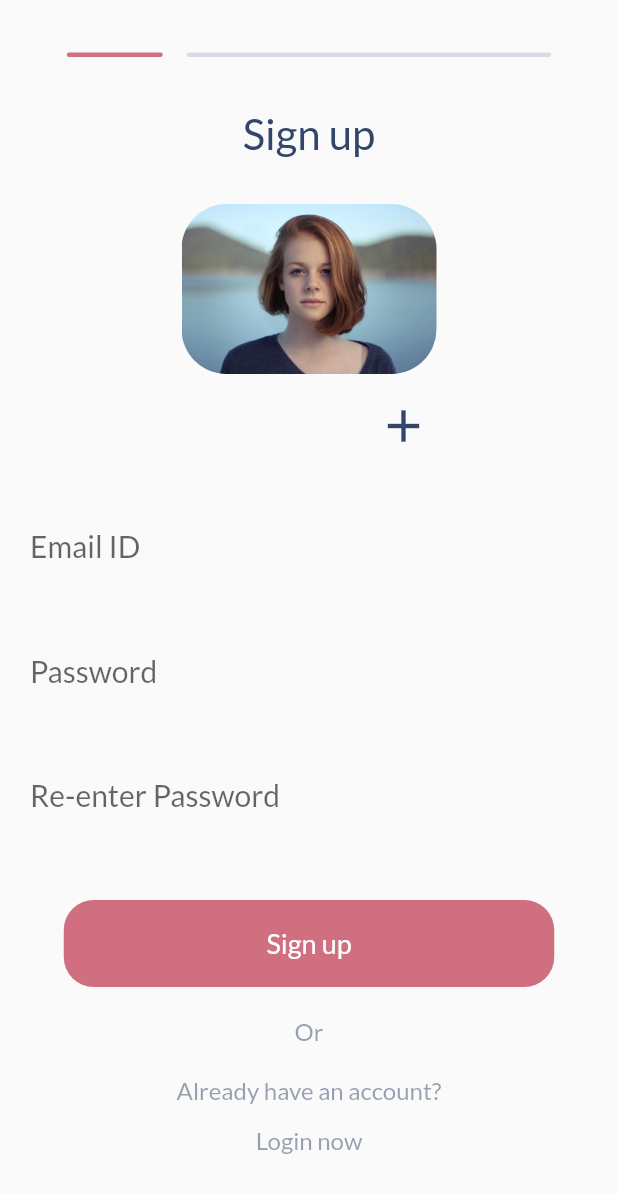
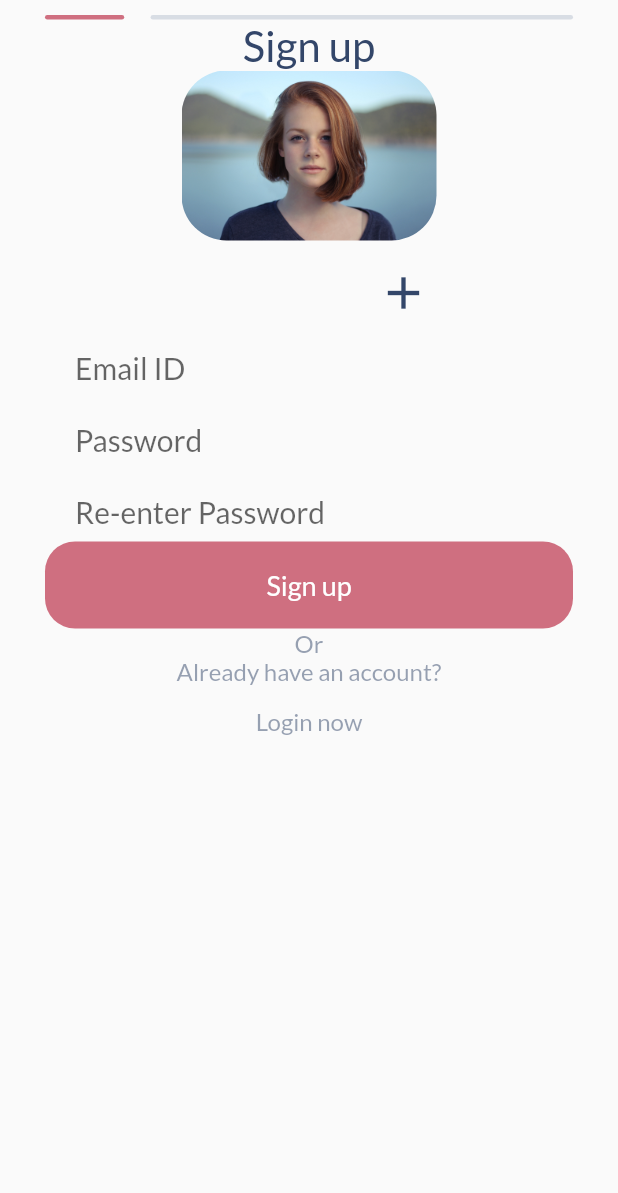
Before and after one commit to Adilayyoob/vigour, a Flutter app: the SignUpScreen screen opened by its route, on a phone screen of 412 x 824 dp. Shown: the top 1193 px of the screen. Run offline on Flutter 3.47's test engine with Material 2 defaults, Android fonts, the phone set to English and light mode, and no system bars; our stand-ins replace cloud_firestore, firebase_auth, firebase_core, firebase_storage, flutter_svg, font_awesome_flutter and 2 more; missing offline and left inert: neumorphic_container; accounts and stored records are empty; network calls fail.

Commit message:
18/01/2022

```diff
--- a/lib/presentation/components/buttonSpecial.dart
+++ b/lib/presentation/components/buttonSpecial.dart
@@ -21,7 +21,7 @@ class _ButtonSpecialState extends State<ButtonSpecial> {
     {
     return Container(
       height: 58,
-      width: 327,
+      width: MediaQuery.of(context).size.width,
       decoration: BoxDecoration(
           borderRadius: BorderRadius.circular(20), color: Theme.of(context).primaryColorDark),
       child: TextButton(
@@ -41,7 +41,7 @@ class _ButtonSpecialState extends State<ButtonSpecial> {
    else{
      return NeumorphicContainer(
       height: 58,
-      width: 327,
+      width:  MediaQuery.of(context).size.width,
       borderRadius: 20,
       primaryColor: Theme.of(context).primaryColor,
       child: TextButton(
--- a/lib/presentation/components/chatCard.dart
+++ b/lib/presentation/components/chatCard.dart
@@ -48,6 +48,7 @@ class ChatCard extends StatelessWidget {
                 child: SizedBox(
                   height: 140,
                   child: ListView(
+                    primary: false,
                     padding: EdgeInsets.only(top: 0,bottom: 10),
                     children: [
                       Column(
--- a/lib/presentation/components/inputField.dart
+++ b/lib/presentation/components/inputField.dart
@@ -14,7 +14,6 @@ class InputField extends StatelessWidget {
   Widget build(BuildContext context) {
     return NeumorphicContainer(
       height: 58,
-      width: 327,
       borderRadius: 20,
       primaryColor: Theme.of(context).primaryColor,
       curvature: Curvature.flat,
--- a/lib/presentation/components/specialLine.dart
+++ b/lib/presentation/components/specialLine.dart
@@ -10,21 +10,25 @@ class SpecialLine extends StatelessWidget {
     return Row(
       mainAxisAlignment: MainAxisAlignment.center,
       children: [
-        Container(
-          width: 64,
+        Expanded(
+          flex: 3,
+          child: Container(
             height: 3,
             decoration: BoxDecoration(
                 borderRadius: BorderRadius.circular(100), color: Theme.of(context).primaryColorDark),
           ),
-        const SizedBox(
-          width: 16,
         ),
-        Container(
-          width: 243,
+        const Spacer(
+          flex: 1,
+        ),
+        Expanded(
+          flex: 16,
+          child: Container(
             height: 3,
             decoration: BoxDecoration(
               borderRadius: BorderRadius.circular(100),
               color: const Color.fromRGBO(110, 129, 160, 0.24),
+            ),
           ),
         )
       ],
--- a/lib/presentation/screens/signupScreen.dart
+++ b/lib/presentation/screens/signupScreen.dart
@@ -67,11 +67,11 @@ class _SignUpScreenState extends State<SignUpScreen> {
     }
   }
 
-
   @override
   Widget build(BuildContext context) {
     return Scaffold(
       body: ListView(
+        primary: false,
         children: [
           NeumorphicContainer(
             spread: 0,
@@ -80,29 +80,33 @@ class _SignUpScreenState extends State<SignUpScreen> {
             borderRadius: 24,
             primaryColor: Theme.of(context).primaryColor,
             curvature: Curvature.flat,
+            child: Padding(
+              padding: const EdgeInsets.only(left: 30, right: 30),
               child: Column(
                 children: [
                   const SizedBox(
-                  height: 35,
+                    height: 10,
                   ),
                   const SpecialLine(),
-                const SizedBox(
-                  height: 34,
+                  const Spacer(
+                    flex: 1,
                   ),
                   const FontLightHeader(content: "Sign up", contentSize: 28),
-                const SizedBox(
-                  height: 30,
+                  const Spacer(
+                    flex: 1,
                   ),
                   SizedBox(
                     width: 170,
                     height: 170,
                     child: UserImageAdd(
                         clicked: () {
-                        if (username=="" || password=="") {
+                          if (username == "" || password == "") {
                             const snackBar = SnackBar(
-                            content: Text('First Enter Email ID and Password!'),
+                              content:
+                                  Text('First Enter Email ID and Password!'),
                             );
-                          ScaffoldMessenger.of(context).showSnackBar(snackBar);
+                            ScaffoldMessenger.of(context)
+                                .showSnackBar(snackBar);
                           } else {
                             _upload();
                           }
@@ -117,8 +121,8 @@ class _SignUpScreenState extends State<SignUpScreen> {
                                 fit: BoxFit.cover,
                               )),
                   ),
-                const SizedBox(
-                  height: 30,
+                  const Spacer(
+                    flex: 1,
                   ),
                   InputField(
                     heading: "Email ID",
@@ -126,8 +130,8 @@ class _SignUpScreenState extends State<SignUpScreen> {
                       username = value;
                     },
                   ),
-                const SizedBox(
-                  height: 35,
+                  const Spacer(
+                    flex: 1,
                   ),
                   InputField(
                     passwordHidden: true,
@@ -136,8 +140,8 @@ class _SignUpScreenState extends State<SignUpScreen> {
                       password = value;
                     },
                   ),
-                const SizedBox(
-                  height: 35,
+                  const Spacer(
+                    flex: 1,
                   ),
                   InputField(
                     passwordHidden: true,
@@ -146,8 +150,8 @@ class _SignUpScreenState extends State<SignUpScreen> {
                       rePassword = value;
                     },
                   ),
-                const SizedBox(
-                  height: 50,
+                  const Spacer(
+                    flex: 2,
                   ),
                   ButtonSpecial(
                     heading: "Sign up",
@@ -166,8 +170,7 @@ class _SignUpScreenState extends State<SignUpScreen> {
                           );
                           ScaffoldMessenger.of(context).showSnackBar(snackBar);
                         }
-                    }
-                    else {
+                      } else {
                         const snackBar = SnackBar(
                           content: Text('Password No Match!'),
                         );
@@ -175,12 +178,12 @@ class _SignUpScreenState extends State<SignUpScreen> {
                       }
                     },
                   ),
-                const SizedBox(
-                  height: 20,
+                  const Spacer(
+                    flex: 1,
                   ),
                   const FontLight(content: "Or", contentSize: 16),
-                const SizedBox(
-                  height: 20,
+                  const Spacer(
+                    flex: 1,
                   ),
                   const FontLight(
                       content: "Already have an account?", contentSize: 16),
@@ -190,8 +193,12 @@ class _SignUpScreenState extends State<SignUpScreen> {
                     click: () {
                       Navigator.pop(context, true);
                     },
-                )
+                  ),
+                  const Spacer(
+                    flex: 1,
+                  ),
                 ],
+              ),
             ),
           ),
         ],
```
Also changed, not shown: lib/presentation/components/homeContainerButton.dart (+8 -5 lines), lib/presentation/components/popCard.dart (+20 -14 lines), lib/presentation/screens/BMICalculatorScreen.dart (+33 -23 lines), lib/presentation/screens/communityChatScreen.dart (+41 -28 lines), lib/presentation/screens/homeScreen.dart (+29 -15 lines), lib/presentation/screens/settingScreen.dart (+36 -22 lines). Lines whose indentation alone changed are shown as unchanged.
